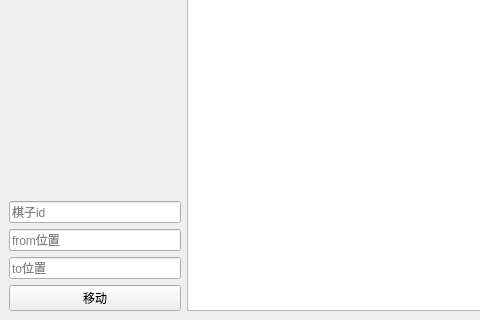
The window that client_qt_demo/main.ui (wjwABCDEFG/XingYiQi) describes before a commit, drawn with Qt 5; both pictures show x 0 to 480 and y 161 to 481 of the 713 by 481 pixel window.
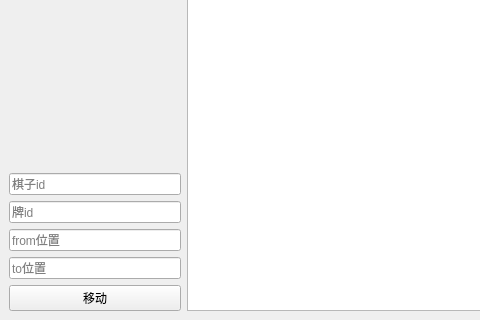
The same window after the commit.

Commit message: [ADD]qt demo添加棋子移动的客户端逻辑

Diff of the .ui file:
```diff
--- a/client_qt_demo/main.ui
+++ b/client_qt_demo/main.ui
@@ -68,6 +68,13 @@
           </property>
          </widget>
         </item>
+        <item>
+         <widget class="QLineEdit" name="pai_text">
+          <property name="placeholderText">
+           <string>牌id</string>
+          </property>
+         </widget>
+        </item>
         <item>
          <widget class="QLineEdit" name="from_text">
           <property name="placeholderText">
```
The commit also changes 2 other files.
